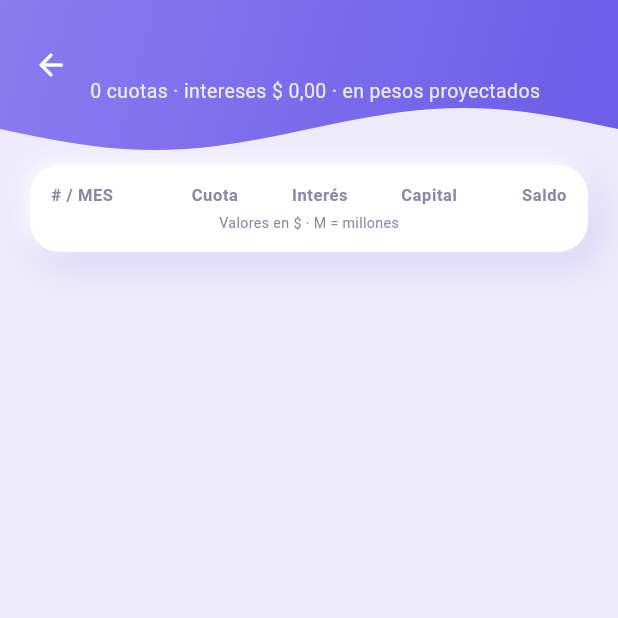
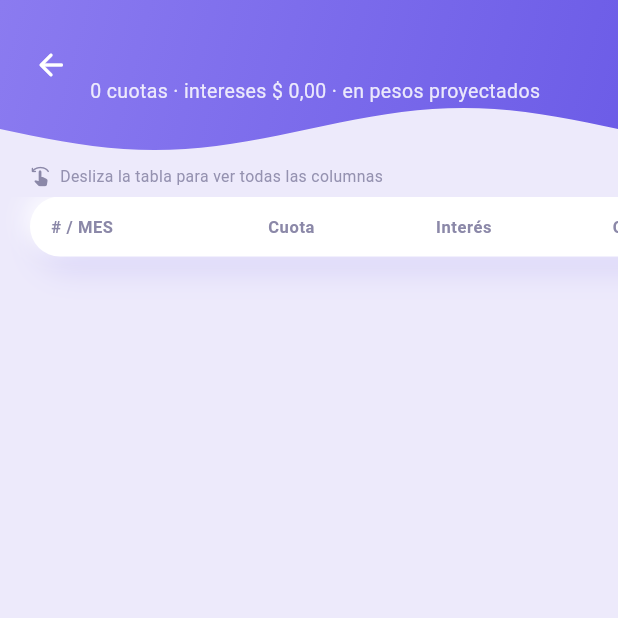
Before and after one commit to CBahamon/prestamo, a Flutter app: the _Tabla screen opened directly with empty values, on a phone screen of 412 x 824 dp, the top half of it. Run offline on Flutter 3.47's test engine with Material 3 defaults, Android fonts, the phone set to English and light mode, and no system bars; our stand-ins replace share_plus, shared_preferences; missing offline and left inert: excel; accounts and stored records are empty.

Commit message:
feat: tabla legible con scroll horizontal y exportación a Excel
La tabla de amortización pasa a columnas anchas dentro de un scroll
horizontal: los valores se ven completos ($ 1.947.867) en vez de
recortados en columnas de 45px.

Nuevo botón "Exportar a Excel" en el detalle y en la tabla: arma un
.xlsx con tres hojas —Resumen (datos del crédito, avance, totales y
lo ahorrado con los abonos), Amortización (una fila por cuota con
fecha y estado) y Abonos— y lo pasa al menú de compartir del sistema.
Los montos van como número, no como texto, para poder sumarlos allá.

El borde de la próxima cuota va como foregroundDecoration: como borde
normal robaba 3px de ancho y desbordaba la fila.

Co-Authored-By: Claude Opus 5 <noreply@anthropic.com>

```diff
--- a/lib/screens/amortization_screen.dart
+++ b/lib/screens/amortization_screen.dart
@@ -6,6 +6,7 @@ import '../models/saved_loan.dart';
 import '../state/app_state.dart';
 import '../theme/clay.dart';
 import '../widgets/clay_widgets.dart';
+import 'export_loan.dart';
 
 /// Tabla de amortización mes a mes.
 ///
@@ -87,6 +88,16 @@ class _Tabla extends StatelessWidget {
           if (result.isUvr) 'en pesos proyectados',
         ].join(' · '),
         showBack: true,
+        trailing: loan == null
+            ? null
+            : IconButton(
+                tooltip: 'Exportar a Excel',
+                icon: const Icon(
+                  Icons.file_download_outlined,
+                  color: Colors.white,
+                ),
+                onPressed: () => exportLoanToExcel(context, loan!),
+              ),
       ),
       builder: (context, topPadding) => Column(
         children: [
@@ -98,44 +109,61 @@ class _Tabla extends StatelessWidget {
           Padding(
             padding: EdgeInsets.fromLTRB(
               20,
-              loan == null ? topPadding + 12 : 10,
+              loan == null ? topPadding + 12 : 8,
               20,
-              10,
+              6,
             ),
-            child: ClayCard(
-              padding: const EdgeInsets.symmetric(horizontal: 14, vertical: 12),
-              radius: 20,
-              child: Column(
+            child: Row(
               children: [
-                  Row(
-                    children: [
-                      const SizedBox(
-                        width: 52,
-                        child: Text('# / MES', style: _headStyle),
+                const Icon(
+                  Icons.swipe_left_rounded,
+                  size: 14,
+                  color: ClayColors.textMuted,
                 ),
-                      const _Head('Cuota'),
-                      const _Head('Interés'),
-                      const _Head('Capital'),
-                      if (conAbono) const _Head('Abono'),
-                      const _Head('Saldo'),
-                    ],
+                const SizedBox(width: 6),
+                Flexible(
+                  child: Text(
+                    'Desliza la tabla para ver todas las columnas',
+                    style: TextStyle(
+                      fontSize: 10.5,
+                      color: ClayColors.textMuted.withValues(alpha: 0.9),
                     ),
-                  const SizedBox(height: 4),
-                  Text(
-                    'Valores en ${AppState.instance.currency.symbol} · '
-                    'M = millones',
-                    style: const TextStyle(
-                      fontSize: 9.5,
-                      color: ClayColors.textMuted,
                   ),
                 ),
               ],
             ),
           ),
+          // La tabla entera va en un scroll horizontal: los valores se ven
+          // completos en vez de recortados en columnas de 45px.
+          Expanded(
+            child: SingleChildScrollView(
+              scrollDirection: Axis.horizontal,
+              padding: const EdgeInsets.symmetric(horizontal: 20),
+              child: SizedBox(
+                width: _anchoTabla(conAbono),
+                child: Column(
+                  children: [
+                    ClayCard(
+                      padding: const EdgeInsets.symmetric(
+                        horizontal: 14,
+                        vertical: 12,
                       ),
+                      radius: 20,
+                      child: Row(
+                        children: [
+                          const SizedBox(
+                            width: _anchoNumero,
+                            child: Text('# / MES', style: _headStyle),
+                          ),
+                          for (final c in _columnas(conAbono))
+                            _Head(c.$1, ancho: c.$2),
+                        ],
+                      ),
+                    ),
+                    const SizedBox(height: 8),
                     Expanded(
                       child: ListView.builder(
-              padding: const EdgeInsets.fromLTRB(20, 4, 20, 30),
+                        padding: const EdgeInsets.only(bottom: 30),
                         itemCount: result.schedule.length,
                         itemBuilder: (context, i) {
                           final row = result.schedule[i];
@@ -145,7 +173,7 @@ class _Tabla extends StatelessWidget {
                           final fila = Container(
                             padding: const EdgeInsets.symmetric(
                               horizontal: 14,
-                    vertical: 11,
+                              vertical: 12,
                             ),
                             margin: const EdgeInsets.only(bottom: 6),
                             decoration: BoxDecoration(
@@ -155,40 +183,61 @@ class _Tabla extends StatelessWidget {
                                   ? ClayColors.surface
                                   : ClayColors.surface.withValues(alpha: 0.55),
                               borderRadius: BorderRadius.circular(16),
-                    border: siguiente && loan != null
-                        ? Border.all(
-                            color: ClayColors.purple.withValues(alpha: 0.55),
+                            ),
+                            // El borde de la próxima cuota va como decoración
+                            // de frente: como borde normal robaría 3px de
+                            // ancho y desbordaría la fila.
+                            foregroundDecoration: siguiente && loan != null
+                                ? BoxDecoration(
+                                    borderRadius: BorderRadius.circular(16),
+                                    border: Border.all(
+                                      color: ClayColors.purple.withValues(
+                                        alpha: 0.55,
+                                      ),
                                       width: 1.5,
+                                    ),
                                   )
                                 : null,
-                  ),
                             child: Row(
                               children: [
                                 _NumeroCuota(
                                   number: row.number,
-                        fecha: addMonths(firstPayment, row.number - 1),
+                                  fecha: addMonths(
+                                    firstPayment,
+                                    row.number - 1,
+                                  ),
                                   pagada: pagada,
                                   conCasilla: loan != null,
                                 ),
-                      _Cell(money.tight(row.payment), apagada: pagada),
                                 _Cell(
-                        money.tight(row.interest),
+                                  money.format(row.payment),
+                                  ancho: _anchoValor,
+                                  apagada: pagada,
+                                ),
+                                _Cell(
+                                  money.format(row.interest),
+                                  ancho: _anchoValor,
                                   color: ClayColors.red,
                                   apagada: pagada,
                                 ),
                                 _Cell(
-                        money.tight(row.principal),
+                                  money.format(row.principal),
+                                  ancho: _anchoValor,
                                   color: ClayColors.green,
                                   apagada: pagada,
                                 ),
                                 if (conAbono)
                                   _Cell(
-                          row.extra > 0 ? money.tight(row.extra) : '—',
+                                    row.extra > 0
+                                        ? money.format(row.extra)
+                                        : '—',
+                                    ancho: _anchoValor,
                                     color: ClayColors.purple,
                                     apagada: pagada,
                                   ),
                                 _Cell(
-                        money.tight(row.balance),
+                                  money.format(row.balance),
+                                  ancho: _anchoSaldo,
                                   bold: true,
                                   apagada: pagada,
                                 ),
@@ -198,8 +247,9 @@ class _Tabla extends StatelessWidget {
 
                           if (loan == null) return fila;
 
-                // Tocar una cuota la marca como pagada junto con todas las
-                // anteriores; tocar una ya pagada la devuelve a pendiente.
+                          // Tocar una cuota la marca como pagada junto con las
+                          // anteriores; tocar una pagada la devuelve a
+                          // pendiente.
                           return GestureDetector(
                             behavior: HitTestBehavior.opaque,
                             onTap: () => AppState.instance.setPaidCount(
@@ -213,9 +263,39 @@ class _Tabla extends StatelessWidget {
                     ),
                   ],
                 ),
+              ),
+            ),
+          ),
+        ],
+      ),
     );
   }
 }
+
+const _anchoNumero = 58.0;
+const _anchoValor = 118.0;
+const _anchoSaldo = 126.0;
+
+/// Ancho total: columnas + el padding horizontal de las tarjetas (14 a cada
+/// lado), que si no se cuenta desborda la fila.
+double _anchoTabla(bool conAbono) =>
+    _anchoNumero + _anchos(conAbono).reduce((a, b) => a + b) + 28;
+
+List<double> _anchos(bool conAbono) => [
+  _anchoValor,
+  _anchoValor,
+  _anchoValor,
+  if (conAbono) _anchoValor,
+  _anchoSaldo,
+];
+
+List<(String, double)> _columnas(bool conAbono) => [
+  ('Cuota', _anchoValor),
+  ('Interés', _anchoValor),
+  ('Capital', _anchoValor),
+  if (conAbono) ('Abono', _anchoValor),
+  ('Saldo', _anchoSaldo),
+];
 
 /// Barra de avance del crédito.
 class _ProgresoBar extends StatelessWidget {
@@ -319,7 +399,7 @@ class _NumeroCuota extends StatelessWidget {
   @override
   Widget build(BuildContext context) {
     return SizedBox(
-      width: 52,
+      width: _anchoNumero,
       child: Column(
         crossAxisAlignment: CrossAxisAlignment.start,
         mainAxisSize: MainAxisSize.min,
@@ -442,20 +522,20 @@ const _headStyle = TextStyle(
 );
 
 class _Head extends StatelessWidget {
-  const _Head(this.text);
+  const _Head(this.text, {required this.ancho});
 
   final String text;
+  final double ancho;
 
   @override
-  Widget build(BuildContext context) => Expanded(
-    flex: 3,
+  Widget build(BuildContext context) => SizedBox(
+    width: ancho,
     child: Padding(
-      padding: const EdgeInsets.only(left: 5),
+      padding: const EdgeInsets.only(left: 8),
       child: Text(
         text,
         textAlign: TextAlign.right,
         maxLines: 1,
-        overflow: TextOverflow.clip,
         style: _headStyle,
       ),
     ),
@@ -465,12 +545,14 @@ class _Head extends StatelessWidget {
 class _Cell extends StatelessWidget {
   const _Cell(
     this.text, {
+    required this.ancho,
     this.color,
     this.bold = false,
     this.apagada = false,
   });
 
   final String text;
+  final double ancho;
   final Color? color;
   final bool bold;
 
@@ -479,20 +561,20 @@ class _Cell extends StatelessWidget {
 
   @override
   Widget build(BuildContext context) {
-    return Expanded(
-      flex: 3,
+    return SizedBox(
+      width: ancho,
       child: Padding(
         // Aire entre columnas: pegadas se leen como un solo número.
-        padding: const EdgeInsets.only(left: 5),
+        padding: const EdgeInsets.only(left: 8),
         child: Opacity(
-          opacity: apagada ? 0.45 : 1,
+          opacity: apagada ? 0.6 : 1,
           child: Text(
             text,
             textAlign: TextAlign.right,
             maxLines: 1,
             overflow: TextOverflow.ellipsis,
             style: TextStyle(
-              fontSize: 11.5,
+              fontSize: 13,
               fontWeight: bold ? FontWeight.w800 : FontWeight.w600,
               color: color ?? ClayColors.textDark,
             ),
--- a/lib/screens/saved_loans_screen.dart
+++ b/lib/screens/saved_loans_screen.dart
@@ -142,9 +142,7 @@ class _LoanTile extends StatelessWidget {
                     fit: BoxFit.scaleDown,
                     alignment: Alignment.centerRight,
                     child: Text(
-                      money.format(
-                        loan.nextRow?.totalOut ?? loan.paidSoFar,
-                      ),
+                      money.format(loan.nextRow?.totalOut ?? loan.paidSoFar),
                       style: TextStyle(
                         fontWeight: FontWeight.w800,
                         fontSize: 17,
--- a/lib/state/app_state.dart
+++ b/lib/state/app_state.dart
@@ -35,10 +35,8 @@ class AppState extends ChangeNotifier {
       savings.fold<double>(0, (sum, s) => sum + s.amount);
 
   /// Lo que toca pagar este mes: los créditos ya saldados no suman.
-  double get totalMonthlyPayments => loans.fold<double>(
-    0,
-    (sum, l) => sum + (l.nextRow?.totalOut ?? 0),
-  );
+  double get totalMonthlyPayments =>
+      loans.fold<double>(0, (sum, l) => sum + (l.nextRow?.totalOut ?? 0));
 
   /// Deuda viva: saldo pendiente, no el monto original.
   double get totalDebt =>
--- a/pubspec.yaml
+++ b/pubspec.yaml
@@ -37,6 +37,8 @@ dependencies:
   shared_preferences: ^2.5.5
   intl: ^0.20.3
   uuid: ^4.6.0
+  excel: ^4.0.6
+  share_plus: ^12.0.2
 
 dev_dependencies:
   flutter_test:
```
Also changed, not shown: lib/core/excel_export.dart (added, +219 -0 lines), lib/models/saved_loan.dart (+2 -5 lines), lib/screens/export_loan.dart (added, +44 -0 lines), lib/screens/loan_detail_screen.dart (+8 -0 lines), pubspec.lock, 6 other files. Lines whose indentation alone changed are shown as unchanged.
